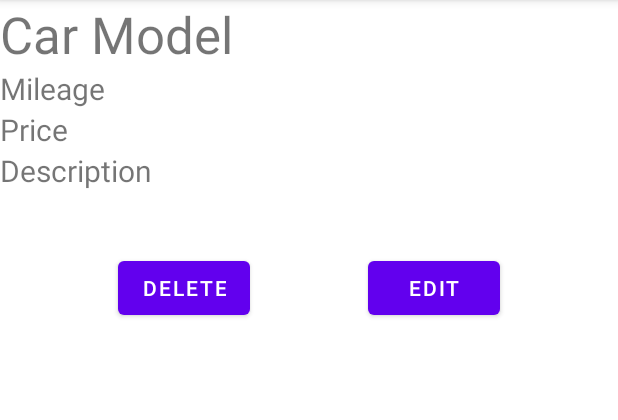
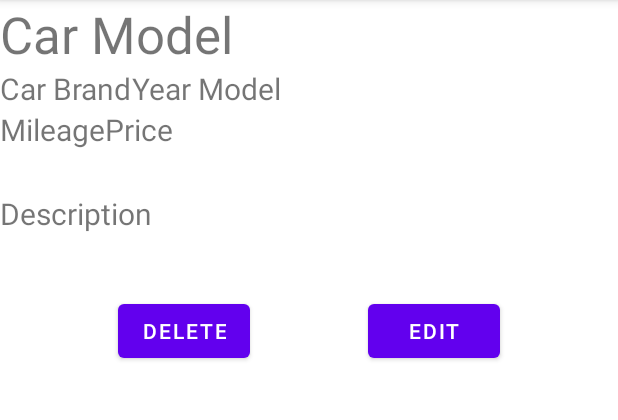
Before and after one commit to Hugzxhugz/Car_Listing, an Android app: the DisplayActivity screen opened directly, with no data from a screen before it, on a phone screen of 412 x 824 dp, the part 84-504 px from its top. Run offline under Robolectric (Android 15) with nearby library versions, the light colour scheme and no system bars.

Commit message:
display fix

```diff
--- a/app/src/main/res/layout/activity_display_car_activity.xml
+++ b/app/src/main/res/layout/activity_display_car_activity.xml
@@ -18,16 +18,14 @@
 
     <LinearLayout
         android:layout_width="match_parent"
-        android:layout_height="match_parent"
-        android:layout_weight="1"
-        android:gravity="center"
+        android:layout_height="wrap_content"
         android:orientation="horizontal">
 
         <TextView
             android:id="@+id/txtCarBrand"
             android:layout_width="wrap_content"
             android:layout_height="wrap_content"
-            android:gravity="right"
+            android:inputType="text"
             android:text="Car Brand"
             android:textSize="20sp" />
 
@@ -35,26 +33,33 @@
             android:id="@+id/txtModelYear"
             android:layout_width="wrap_content"
             android:layout_height="wrap_content"
-            android:inputType="number"
+            android:gravity="left"
+            android:inputType="text"
             android:text="Year Model"
             android:textSize="20sp" />
     </LinearLayout>
 
+    <LinearLayout
+        android:layout_width="match_parent"
+        android:layout_height="wrap_content"
+        android:orientation="horizontal">
+
         <TextView
             android:id="@+id/txtMileage"
             android:layout_width="wrap_content"
-        android:layout_height="wrap_content"
+            android:layout_height="match_parent"
             android:inputType="number"
             android:text="Mileage"
             android:textSize="20sp" />
 
         <TextView
             android:id="@+id/txtPrice"
-        android:layout_width="98dp"
-        android:layout_height="wrap_content"
+            android:layout_width="102dp"
+            android:layout_height="56dp"
             android:inputType="number"
             android:text="Price"
             android:textSize="20sp" />
+    </LinearLayout>
 
     <TextView
         android:id="@+id/txtDescription"
@@ -66,7 +71,7 @@
 
     <LinearLayout
         android:layout_width="match_parent"
-        android:layout_height="match_parent"
+        android:layout_height="wrap_content"
         android:orientation="horizontal">
 
         <Space
```
Lines whose indentation alone changed are shown as unchanged.
